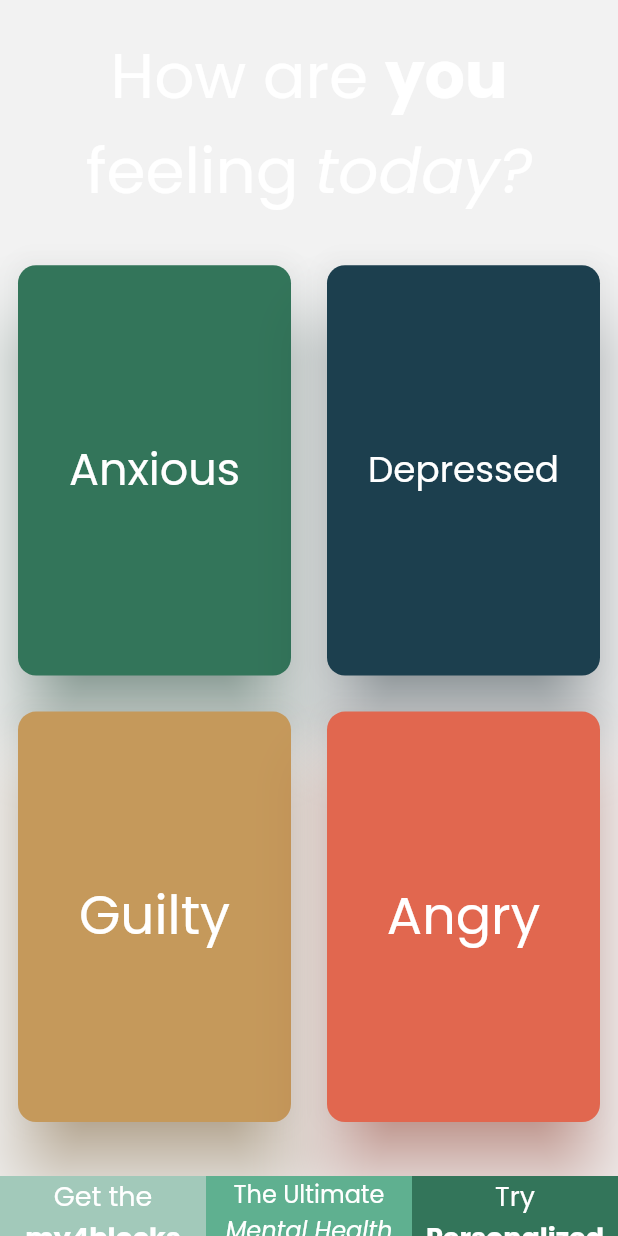
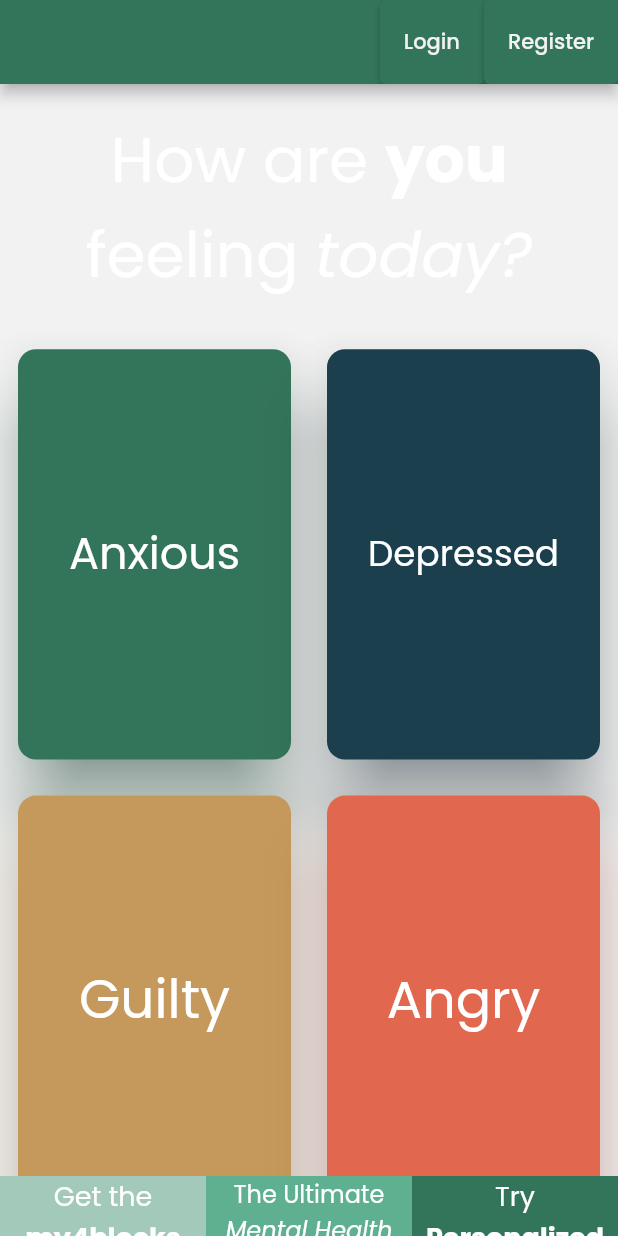
Before and after one commit to maylortaylor/MentalHealthApp, a Flutter app: the screen it shows after launch, on a phone screen of 412 x 824 dp. Run offline on Flutter 3.47's test engine with Material 2 defaults, Android fonts, the phone set to English and light mode, and no system bars; our stand-ins replace auto_size_text, card_swiper, cloud_firestore, firebase_auth, firebase_core, firebase_database and 5 more; missing offline and left inert: vimeo_video_player; accounts and stored records are empty.

Commit message:
login and register might be working?

```diff
--- a/mental_health_app/lib/constants/app_themes.dart
+++ b/mental_health_app/lib/constants/app_themes.dart
@@ -5,7 +5,7 @@ class AppThemes {
   AppThemes._();
 
   static Color whiteColor = const Color.fromRGBO(242,242,242,1);
-  static Color greyColor = const Color.fromRGBO(195,195,195,1);
+  static Color greyColor = Color.fromARGB(95, 103, 99, 99);
   static Color angryColor = const Color.fromRGBO(225,103,79,1);
   static Color anxiousColor = const Color.fromRGBO(51,117,90,1);
   static Color depressedColor = const Color.fromRGBO(28,63,78,1);
--- a/mental_health_app/lib/routes.dart
+++ b/mental_health_app/lib/routes.dart
@@ -10,6 +10,7 @@ class AppRoutes {
   static String root = '/';
   static String login = '/login';
   static String register = '/register';
+  static String settings = '/settings';
   static final FluroRouter router = FluroRouter();
 
 static final _decisionHandler = Handler(handlerFunc: (context, params) =>
--- a/mental_health_app/lib/screens/decision.screen.dart
+++ b/mental_health_app/lib/screens/decision.screen.dart
@@ -56,12 +56,96 @@ class _DecisionScreenState extends  State<DecisionScreen> {
     Color? backgroundColor;
     if (authProvider.status == Status.Unauthenticated){
       backgroundColor = AppThemes.whiteColor;
+      print("DecisionScreen Status Check: Status.Unauthenticated");
     } else if (authProvider.status == Status.Authenticated) {
-      backgroundColor = AppThemes.angryColor;
+      backgroundColor = AppThemes.greyColor;
+      print("DecisionScreen Status Check: Status.Authenticated");
     }
 
     return Scaffold(
-      // backgroundColor: const Color.fromRGBO(247,247,248,1),
+      appBar: AppBar(
+        backgroundColor: AppThemes.anxiousColor,
+        actions: [
+          authProvider.status == Status.Unauthenticated ? ElevatedButton(
+            child: Text(
+              "Login",
+              style: TextStyle(color: AppThemes.whiteColor),
+            ),
+            onPressed: () {
+              print("login icon pressed");
+                Application.router.navigateTo(context, AppRoutes.login);
+              },
+          ) : Container(),
+          (authProvider.status == Status.Unauthenticated) ? ElevatedButton(
+            child: Text(
+              "Register",
+              style: TextStyle(color: AppThemes.whiteColor),
+            ),
+            onPressed: () {
+              print("login icon pressed");
+                Application.router.navigateTo(context, AppRoutes.register);
+              },
+          ) :  Container(),
+           authProvider.status == Status.Authenticated ? ElevatedButton(
+            child: Text(
+              "Logout",
+              style: TextStyle(color: AppThemes.whiteColor),
+            ),
+            onPressed: () {
+                print("logout icon pressed");
+                if (authProvider.status == Status.Authenticated) {
+                  authProvider.signOut();
+                }
+              }
+          ) : Container(),
+
+
+          // IconButton(
+          //   tooltip: 'Settings',
+          //   icon: Icon(Icons.settings),
+          //   color: AppThemes.whiteColor,
+          //   onPressed: () {
+          //     print("settings icon pressed");
+
+          //   },),
+          // IconButton(
+          //   icon: Icon(Icons.account_circle),
+          //   color: AppThemes.whiteColor,
+          //   onPressed: () {
+          //     print("account icon pressed");
+          //     Application.router.navigateTo(context, AppRoutes.register);
+          //     }
+          //   ),
+          // IconButton(
+          //   tooltip: 'Login',
+          //   icon: Icon(Icons.login),
+          //   color: AppThemes.whiteColor,
+          //   onPressed: () {
+          //     print("login icon pressed");
+          //     if (authProvider.status == Status.Unauthenticated) {
+          //       Application.router.navigateTo(context, AppRoutes.login);
+          //     }
+          //     },),
+          // authProvider.status == Status.Authenticated ? IconButton(
+          //   tooltip: 'Logout',
+          //   icon: Icon(Icons.logout),
+          //   color: AppThemes.whiteColor,
+          //   onPressed: () {
+          //     print("logout icon pressed");
+          //     if (authProvider.status == Status.Authenticated) {
+          //       authProvider.signOut();
+          //     }
+          //     }
+          //   ,) : Container()
+        ],
+        iconTheme: const IconThemeData(
+          color: Colors.white, //change your color here
+        ),
+        titleTextStyle: const TextStyle(
+          fontFamily: AppFontFamily.poppins,
+          color: Colors.white
+        ),
+      ),
       backgroundColor:  backgroundColor,
       body:Column(
         children: [
@@ -201,7 +285,7 @@ class _DecisionScreenState extends  State<DecisionScreen> {
           Expanded(
             child: GestureDetector(
               onTap:() {
-                  Application.router.navigateTo(context, AppRoutes.login);
+
               },
               child: Container(
               height: 40,
@@ -225,8 +309,8 @@ class _DecisionScreenState extends  State<DecisionScreen> {
         Expanded(
           child: GestureDetector(
             onTap:() {
-                  Application.router.navigateTo(context, AppRoutes.register);
-              },
+
+            },
             child:
               Container(
               height: 40,
@@ -249,10 +333,7 @@ class _DecisionScreenState extends  State<DecisionScreen> {
         Expanded(
           child: GestureDetector(
             onTap: () {
-                 final authProvider =
-                        Provider.of<AuthProvider>(context, listen: false);
 
-                    authProvider.signOut();
             },
             child: Container(
               height: 40,
```
Also changed, not shown: mental_health_app/lib/providers/auth_provider.dart (+10 -0 lines).
